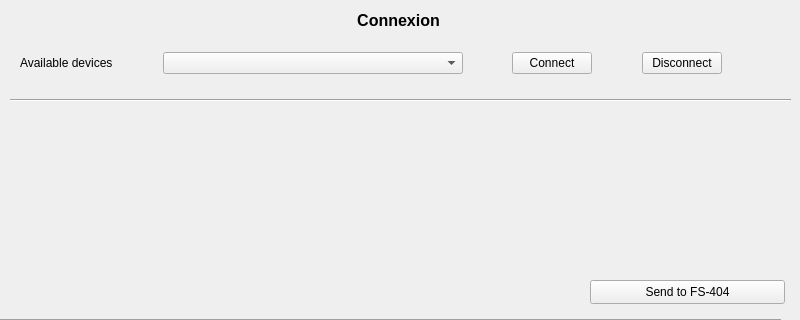
First picture: the form in 03_Computer Program/src/widget.ui, repository RomainDereu/Romagnetics_FS-404, before the edit; both pictures show x 0 to 800 and y 0 to 320 of the 800 by 600 pixel window.
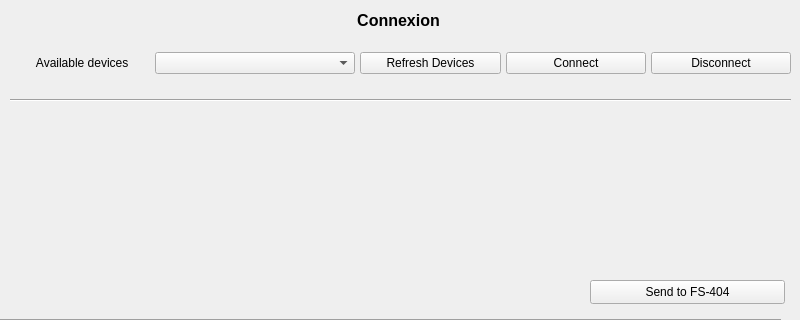
Second picture: the form after the edit. Custom widgets are drawn as their Qt base class.

```diff
--- a/03_Computer Program/src/widget.ui
+++ b/03_Computer Program/src/widget.ui
@@ -95,20 +95,20 @@
   <widget class="QWidget" name="layoutWidget">
    <property name="geometry">
     <rect>
-     <x>20</x>
+     <x>10</x>
      <y>50</y>
-     <width>702</width>
+     <width>781</width>
      <height>26</height>
     </rect>
    </property>
    <layout class="QHBoxLayout" name="horizontalLayout_2">
     <property name="spacing">
-     <number>50</number>
+     <number>5</number>
     </property>
     <item>
      <widget class="QLabel" name="arduino_available_devices">
       <property name="text">
-       <string>Available devices</string>
+       <string>        Available devices</string>
       </property>
      </widget>
     </item>
@@ -116,12 +116,19 @@
      <widget class="QComboBox" name="serialPortSelect_comboBox">
       <property name="minimumSize">
        <size>
-        <width>300</width>
+        <width>200</width>
         <height>0</height>
        </size>
       </property>
      </widget>
     </item>
+    <item>
+     <widget class="QPushButton" name="refresh_button">
+      <property name="text">
+       <string>Refresh Devices</string>
+      </property>
+     </widget>
+    </item>
     <item>
      <widget class="QPushButton" name="connect_button">
       <property name="text">
```
